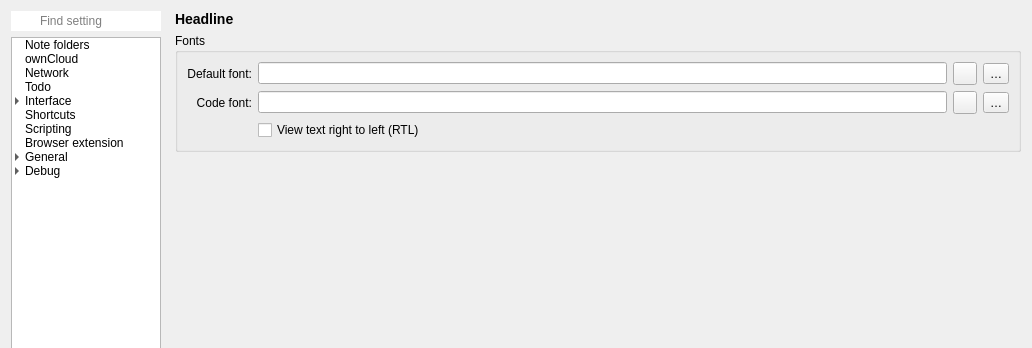
The window that src/dialogs/settingsdialog.ui (pbek/QOwnNotes) describes before a commit, drawn with Qt 5; both pictures show x 0 to 1032 and y 0 to 348 of the 1032 by 912 pixel window.
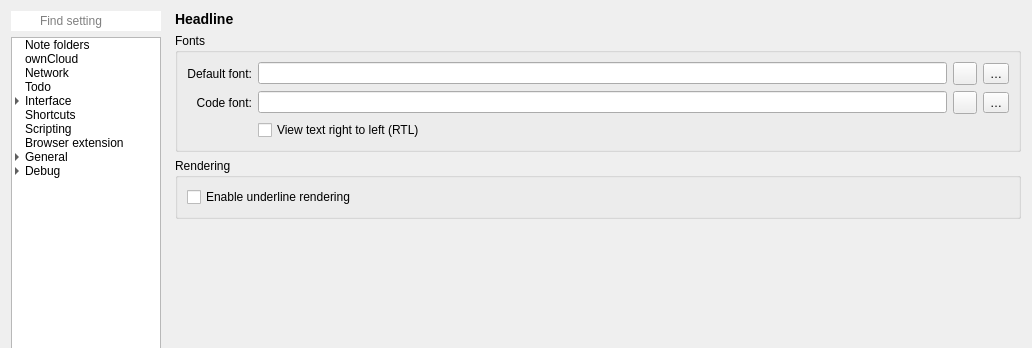
The same window after the commit. The open tabs and pages were chosen to show the change. Icons and pictures are not drawn. Custom widgets are drawn as their Qt base class.

Commit message: #1160, added option to disable underline rendering in preview

```diff
--- a/src/dialogs/settingsdialog.ui
+++ b/src/dialogs/settingsdialog.ui
@@ -4132,7 +4132,7 @@
                </layout>
               </widget>
              </item>
-             <item row="1" column="0">
+             <item row="2" column="0">
               <spacer name="verticalSpacer_10">
                <property name="orientation">
                 <enum>Qt::Vertical</enum>
@@ -4145,6 +4145,28 @@
                </property>
               </spacer>
              </item>
+             <item row="1" column="0">
+              <widget class="QGroupBox" name="groupBox_34">
+               <property name="sizePolicy">
+                <sizepolicy hsizetype="Minimum" vsizetype="Preferred">
+                 <horstretch>0</horstretch>
+                 <verstretch>0</verstretch>
+                </sizepolicy>
+               </property>
+               <property name="title">
+                <string>Rendering</string>
+               </property>
+               <layout class="QFormLayout" name="formLayout_3">
+                <item row="0" column="0" colspan="2">
+                 <widget class="QCheckBox" name="noteTextViewUnderlineCheckBox">
+                  <property name="text">
+                   <string>Enable underline rendering</string>
+                  </property>
+                 </widget>
+                </item>
+               </layout>
+              </widget>
+             </item>
             </layout>
            </widget>
            <widget class="QWidget" name="toolbarPage">
```
Left out of the diff: 10 changed lines with no effect on the pictures. The commit also changes 5 other files.
